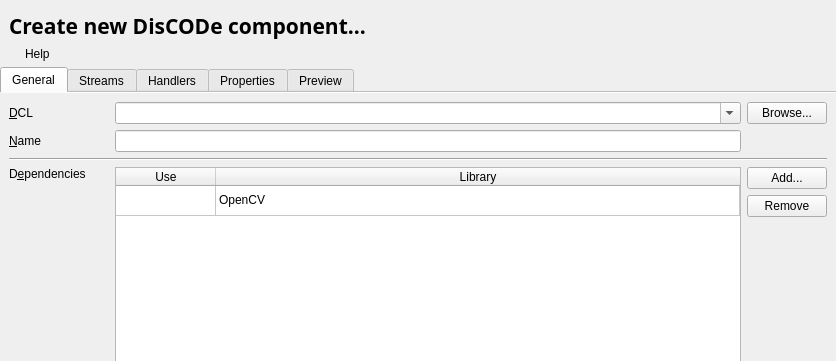
This is src/Tools/diswizard.ui in maciek-slon/DisCODe as Qt 5 draws it before an edit; both pictures show x 0 to 836 and y 0 to 361 of the 836 by 713 pixel window. The edited form follows.
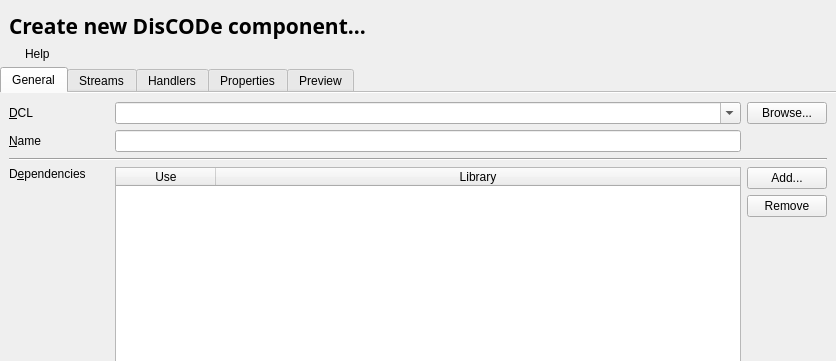
This is the edited form. The open tabs and pages were chosen to show the change.

```diff
--- a/src/Tools/diswizard.ui
+++ b/src/Tools/diswizard.ui
@@ -121,11 +121,6 @@
          <attribute name="verticalHeaderVisible">
           <bool>false</bool>
          </attribute>
-         <row>
-          <property name="text">
-           <string>Nowy wiersz</string>
-          </property>
-         </row>
          <column>
           <property name="text">
            <string>Use</string>
@@ -136,19 +131,6 @@
            <string>Library</string>
           </property>
          </column>
-         <item row="0" column="0">
-          <property name="text">
-           <string/>
-          </property>
-          <property name="checkState">
-           <enum>Unchecked</enum>
-          </property>
-         </item>
-         <item row="0" column="1">
-          <property name="text">
-           <string>OpenCV</string>
-          </property>
-         </item>
         </widget>
        </item>
        <item row="1" column="1">
```
Left out of the diff: 58 changed lines with no effect on the pictures.
